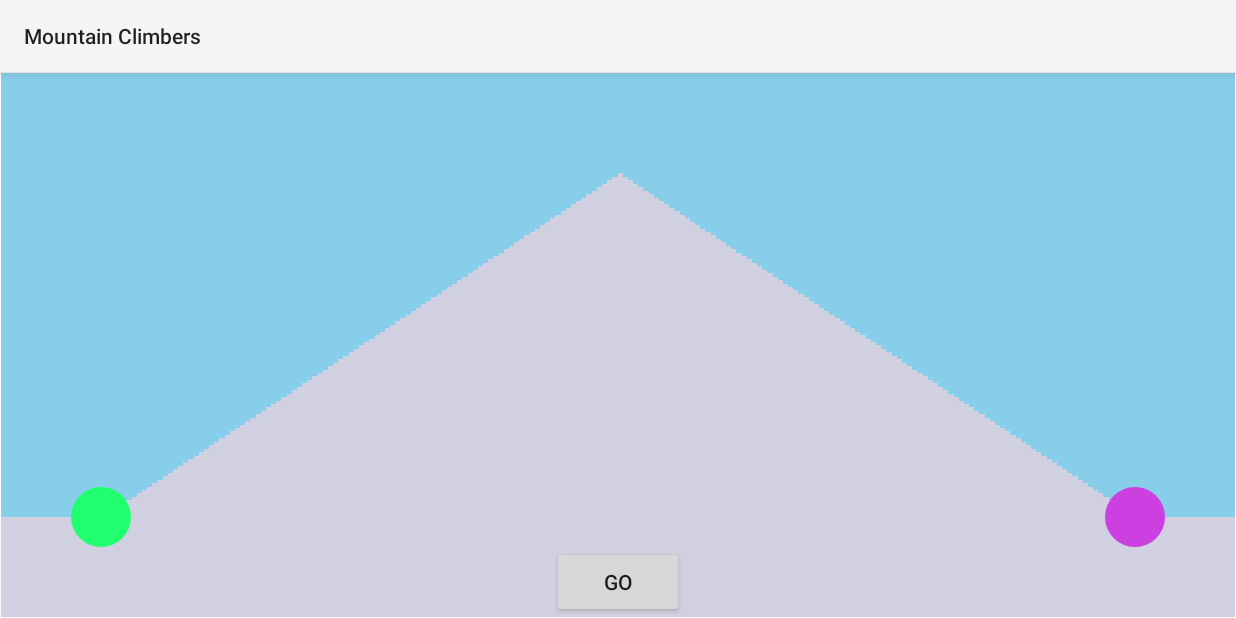
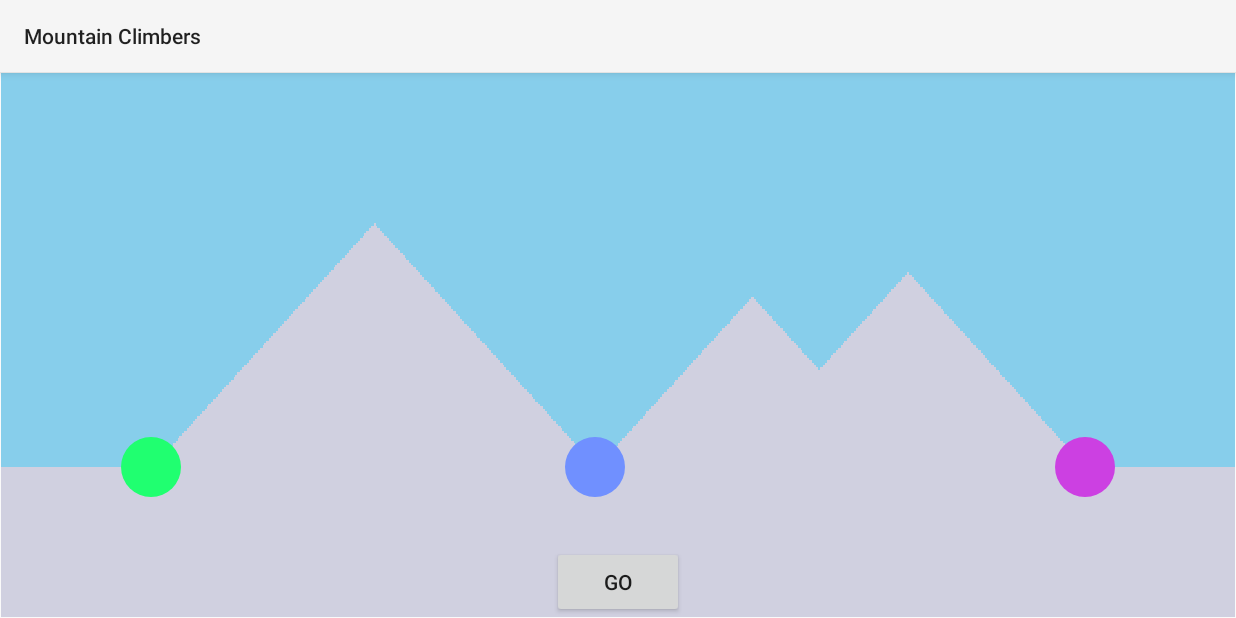
Before and after one commit to smjcrane/Mountain-Climbers, an Android app: the screen it shows after launch (SeeMountain), after a tap on "START", on a phone screen of 824 x 412 dp (held sideways). Run offline under Robolectric (Android 15) with nearby library versions, the light colour scheme and no system bars.

Commit message:
three climbers

```diff
--- a/app/src/main/java/com/example/mountainclimbers/MountainView.java
+++ b/app/src/main/java/com/example/mountainclimbers/MountainView.java
@@ -24,6 +24,7 @@ import java.lang.Math;
 public class MountainView extends View {
 
     public static int STEP_NUMBER = 1000;
+    public static int PADDING = 150;
 
     private Mountain mountain;
     private Paint mountainPaint, skyPaint, victoryTextPaint;
@@ -33,7 +34,6 @@ public class MountainView extends View {
     private Context context;
     private MountainClimber selectedClimber;
     private Moving moving;
-    private int padding = 100;
     private boolean victory;
 
     public MountainView(Context context, AttributeSet attrs){
@@ -69,13 +69,13 @@ public class MountainView extends View {
     public boolean removeClimbers(){
         if (climbers.size() == 1){
             victory = true;
-            Log.d("MVIEW", "victory");
             return false;
         }
         for (MountainClimber climber : climbers){
             for (MountainClimber c2 : climbers) {
                 if (c2 != climber && Math.abs(c2.getPosition() - climber.getPosition()) < 1.5) {
                     this.climbers.remove(c2);
+                    climber.setDirection(null);
                     return true;
                 }
             }
@@ -84,11 +84,11 @@ public class MountainView extends View {
     }
 
     public void drawClimbers(Canvas canvas){
-        int width = getWidth() - 2 * padding;
-        int height = getHeight() - 2 * padding;
+        int width = getWidth() - 2 * PADDING;
+        int height = getHeight() - 2 * PADDING;
         for (MountainClimber climber : climbers){
-            canvas.drawCircle(climber.getPosition() * width / mountain.getWidth() + padding,
-                    getHeight() - padding - mountain.getHeightAt(climber.getPosition()) * height / mountain.getMaxHeight(),
+            canvas.drawCircle(climber.getPosition() * width / mountain.getWidth() + PADDING,
+                    getHeight() - PADDING - mountain.getHeightAt(climber.getPosition()) * height / mountain.getMaxHeight(),
                     30, climberPaints.get(climber));
         }
     }
@@ -97,11 +97,11 @@ public class MountainView extends View {
         if (moving == Moving.UP || moving == Moving.DOWN || victory){
             return;
         }
-        int width = getWidth() - 2 * padding;
-        int height = getHeight() - 2 * padding;
+        int width = getWidth() - 2 * PADDING;
+        int height = getHeight() - 2 * PADDING;
         for (MountainClimber climber : climbers){
-            int cx = climber.getPosition() * width / mountain.getWidth() + padding;
-            int cy = getHeight() - padding - this.mountain.getHeightAt(climber.getPosition())  * height / mountain.getMaxHeight();
+            int cx = climber.getPosition() * width / mountain.getWidth() + PADDING;
+            int cy = getHeight() - PADDING - this.mountain.getHeightAt(climber.getPosition())  * height / mountain.getMaxHeight();
             Drawable d = ContextCompat.getDrawable(this.context, R.drawable.arrow_left);
             d.setColorFilter(arrowFilter);
 
@@ -131,23 +131,22 @@ public class MountainView extends View {
 
         while (removeClimbers()){};
 
-        int height = getHeight() - 2 * padding;
-        int width = getWidth() - 2 * padding;
+        int height = getHeight() - 2 * PADDING;
+        int width = getWidth() - 2 * PADDING;
         canvas.drawRect(0,  getHeight(), getWidth(), 0, skyPaint);
-        canvas.drawRect(0, getHeight(), getWidth(), getHeight() - padding, mountainPaint);
+        canvas.drawRect(0, getHeight(), getWidth(), getHeight() - PADDING, mountainPaint);
         for (int i = 0; i < STEP_NUMBER; i++){
-            int y = - padding + mountain.getHeightAt(
+            int y = -PADDING + mountain.getHeightAt(
                     mountain.getWidth() * i / STEP_NUMBER) * height / mountain.getMaxHeight();
-            canvas.drawRect(i * width / STEP_NUMBER + padding,
-                    height + padding,
-                    (i + 1) * width / STEP_NUMBER + padding,
+            canvas.drawRect(i * width / STEP_NUMBER + PADDING,
+                    height + PADDING,
+                    (i + 1) * width / STEP_NUMBER + PADDING,
                     height - y, mountainPaint);
         }
         drawClimbers(canvas);
         drawDirections(canvas);
 
         if (victory){
-            Log.d("MVIEW", "you have won");
             canvas.drawText("YOU WIN!", 0, 500, victoryTextPaint);
         }
 
@@ -241,7 +240,6 @@ public class MountainView extends View {
                 }
                 int cx = selectedClimber.getPosition() * getWidth() / mountain.getWidth();
                 int cy = getHeight() - mountain.getHeightAt(selectedClimber.getPosition()) * getHeight() / mountain.getMaxHeight();
-                Log.d("MVIEW", cx + " " + cy + ", " + x + " " + y);
                 if (x > cx){
                     selectedClimber.setDirection(MountainClimber.Direction.RIGHT);
                 } else {
--- a/app/src/main/java/com/example/mountainclimbers/SeeMountain.java
+++ b/app/src/main/java/com/example/mountainclimbers/SeeMountain.java
@@ -12,10 +12,10 @@ public class SeeMountain extends AppCompatActivity {
         super.onCreate(savedInstanceState);
         setContentView(R.layout.activity_see_mountain);
 
-        Mountain mountain = new Mountain(new int[] {0, 100, 20, 70, 40, 80, 0});
-        mountain = new Mountain(new int[] {0, 100, 0});
+        Mountain mountain = new Mountain(new int[] {0, 100, 0, 70, 40, 80, 0});
         final MountainView mountainView = findViewById(R.id.mountainView);
         mountainView.setMountain(mountain);
+
         MountainClimber greenClimber = new MountainClimber();
         greenClimber.setPosition(0);
         mountainView.addClimber(greenClimber, R.color.climberGreen);
@@ -23,6 +23,10 @@ public class SeeMountain extends AppCompatActivity {
         MountainClimber purpleClimber = new MountainClimber();
         purpleClimber.setPosition(mountain.getWidth());
         mountainView.addClimber(purpleClimber, R.color.climberPurple);
+
+        MountainClimber blueClimber = new MountainClimber();
+        blueClimber.setPosition(200);
+        mountainView.addClimber(blueClimber, R.color.climberBlue);
 
         Button goButton = findViewById(R.id.mountainGoButton);
         goButton.setOnClickListener(new View.OnClickListener() {
--- a/app/src/main/res/values/colors.xml
+++ b/app/src/main/res/values/colors.xml
@@ -8,6 +8,7 @@
     <color name="victoryGold">#F0D080</color>
     <color name="climberGreen">#20FF70</color>
     <color name="climberPurple">#CC40E2</color>
+    <color name="climberBlue">#7090FF</color>
     <color name="guideArrows">#E0E0F0</color>
     <color name="highlightedArrow">#F0F0FF</color>
 </resources>
```
